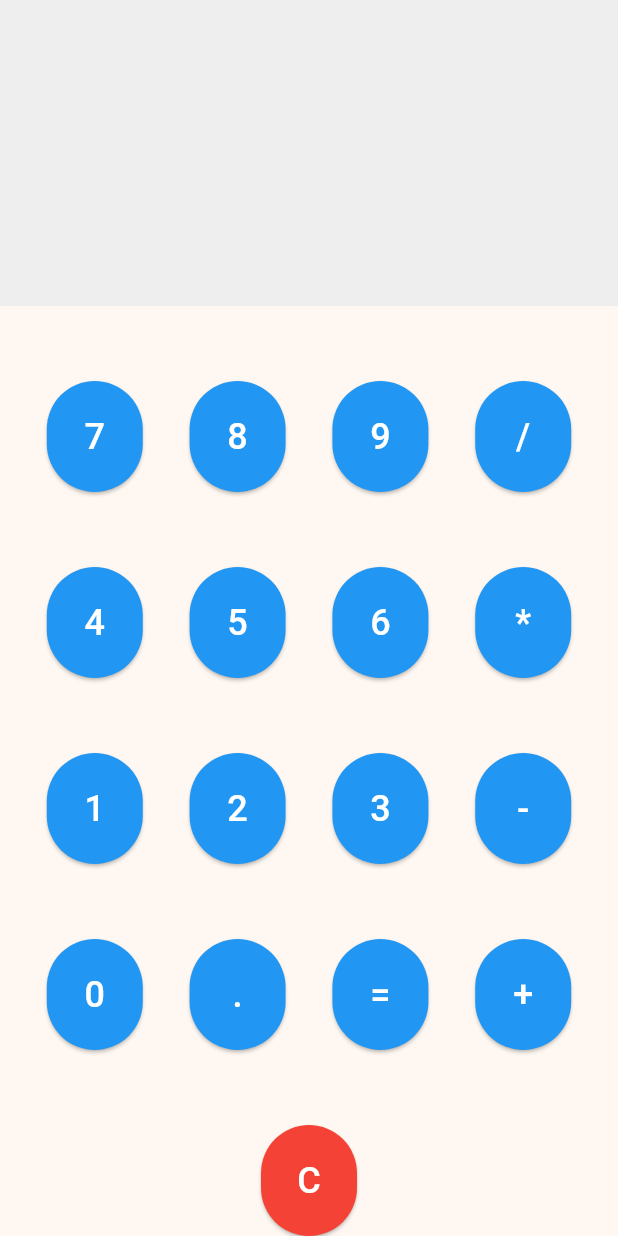
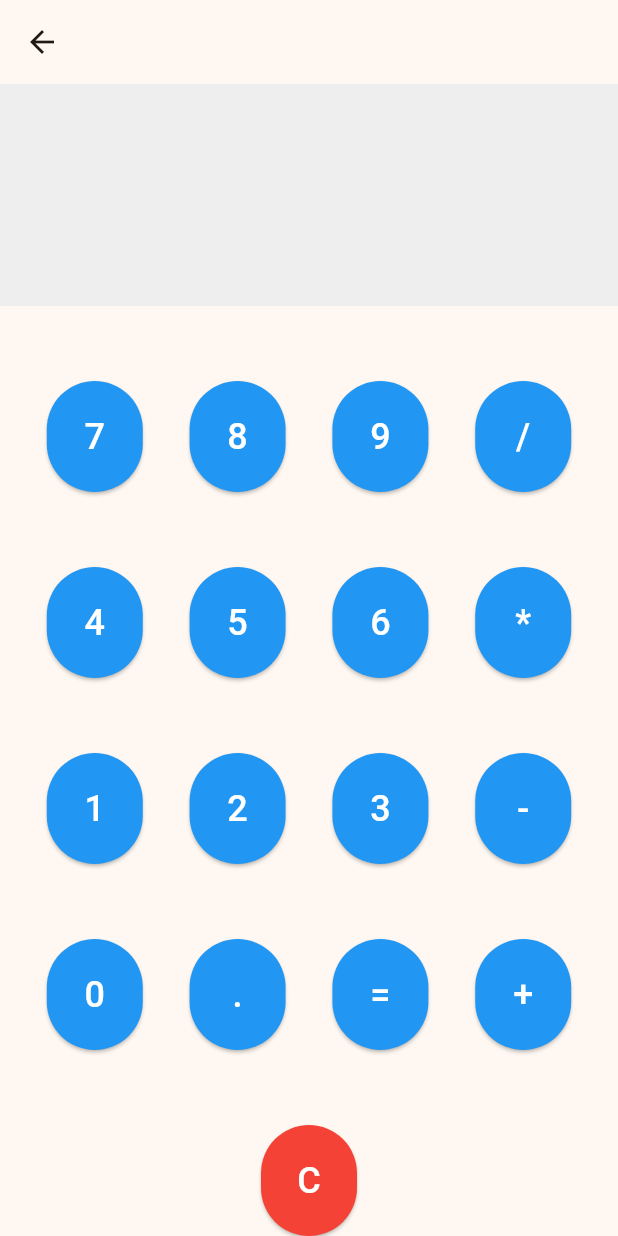
Before and after one commit to boomitti/FlutterProjects, a Flutter app: the screen it shows after launch, after a tap on "Calculator", on a phone screen of 412 x 824 dp. Run offline on Flutter 3.47's test engine with Material 3 defaults, Android fonts, the phone set to English and light mode, and no system bars; our stand-ins replace audioplayers, font_awesome_flutter, math_expressions, rflutter_alert.

Commit message:
Add calculator to project

```diff
--- /dev/null
+++ b/flutter_web_docker/lib/calculator.dart
@@ -0,0 +1,143 @@
+import 'package:flutter/material.dart';
+import 'service.dart';
+
+class Calculator extends StatefulWidget {
+  const Calculator({super.key});
+
+  @override
+  _CalculatorState createState() => _CalculatorState();
+}
+
+class _CalculatorState extends State<Calculator> {
+  String _input = '';
+  double _result = 0.0;
+
+  void _updateInput(String value) {
+    setState(() {
+      _input += value;
+    });
+  }
+
+  void _clearInput() {
+    setState(() {
+      _input = '';
+      _result = 0.0;
+    });
+  }
+
+  void _calculateResult() {
+    try {
+      setState(() {
+        _result = eval(_input);
+        _input = _result.toString();
+      });
+    } catch (e) {
+      setState(() {
+        _input = 'Error';
+      });
+    }
+  }
+
+  @override
+  Widget build(BuildContext context) {
+    return Scaffold(
+      appBar: AppBar(),
+      body: Column(
+        children: [
+          Expanded(
+            child: Container(
+              padding: EdgeInsets.all(16.0),
+              color: Colors.grey[200],
+              child: Align(
+                alignment: Alignment.bottomRight,
+                child: Text(
+                  _input,
+                  style: TextStyle(fontSize: 32.0),
+                ),
+              ),
+            ),
+          ),
+          SizedBox(
+            height: 50.0,
+          ),
+          Row(
+            mainAxisAlignment: MainAxisAlignment.spaceEvenly,
+            children: [
+              _buildButton('7'),
+              _buildButton('8'),
+              _buildButton('9'),
+              _buildButton('/'),
+            ],
+          ),
+          SizedBox(
+            height: 50.0,
+          ),
+          Row(
+            mainAxisAlignment: MainAxisAlignment.spaceEvenly,
+            children: [
+              _buildButton('4'),
+              _buildButton('5'),
+              _buildButton('6'),
+              _buildButton('*'),
+            ],
+          ),
+          SizedBox(
+            height: 50.0,
+          ),
+          Row(
+            mainAxisAlignment: MainAxisAlignment.spaceEvenly,
+            children: [
+              _buildButton('1'),
+              _buildButton('2'),
+              _buildButton('3'),
+              _buildButton('-'),
+            ],
+          ),
+          SizedBox(
+            height: 50.0,
+          ),
+          Row(
+            mainAxisAlignment: MainAxisAlignment.spaceEvenly,
+            children: [
+              _buildButton('0'),
+              _buildButton('.'),
+              _buildButton('='),
+              _buildButton('+'),
+            ],
+          ),
+          SizedBox(
+            height: 50.0,
+          ),
+          Row(
+            mainAxisAlignment: MainAxisAlignment.spaceEvenly,
+            children: [
+              _buildButton('C', color: Colors.red),
+            ],
+          ),
+        ],
+      ),
+    );
+  }
+
+  Widget _buildButton(String text, {Color? color}) {
+    return ElevatedButton(
+      onPressed: () {
+        if (text == '=') {
+          _calculateResult();
+        } else if (text == 'C') {
+          _clearInput();
+        } else {
+          _updateInput(text);
+        }
+      },
+      child: Text(
+        text,
+        style: TextStyle(fontSize: 24.0, color: Colors.white),
+      ),
+      style: ElevatedButton.styleFrom(
+        backgroundColor: color ?? Colors.blue,
+        padding: EdgeInsets.all(20.0),
+      ),
+    );
+  }
+}
--- /dev/null
+++ b/flutter_web_docker/lib/clock.dart
@@ -0,0 +1,47 @@
+import 'dart:async';
+import 'package:flutter/material.dart';
+
+class DigitalClock extends StatefulWidget {
+  @override
+  _DigitalClockState createState() => _DigitalClockState();
+}
+
+class _DigitalClockState extends State<DigitalClock> {
+  String _currentTime = '';
+
+  @override
+  void initState() {
+    super.initState();
+    // Update the time every second
+    Timer.periodic(Duration(seconds: 1), _updateTime);
+  }
+
+  void _updateTime(Timer timer) {
+    setState(() {
+      // Get the current time
+      DateTime now = DateTime.now();
+      // Format the time as HH:mm:ss
+      _currentTime = "${now.hour}:${_twoDigits(now.minute)}:${_twoDigits(now.second)}";
+    });
+  }
+
+  String _twoDigits(int n) {
+    return n.toString().padLeft(2, '0');
+  }
+
+  @override
+  Widget build(BuildContext context) {
+    return Column(
+      mainAxisAlignment: MainAxisAlignment.center,
+      children: [
+        Text(
+          _currentTime,
+          style: TextStyle(
+            fontSize: 36.0,
+            fontWeight: FontWeight.bold,
+          ),
+        ),
+      ],
+    );
+  }
+}
--- a/flutter_web_docker/lib/main.dart
+++ b/flutter_web_docker/lib/main.dart
@@ -1,5 +1,6 @@
 import 'package:flutter/material.dart';
-import 'service.dart';
+import 'package:flutter_web_docker/clock.dart';
+import 'calculator.dart';
 
 void main() {
   runApp(MyApp());
@@ -19,11 +20,15 @@ class MyApp extends StatelessWidget {
 }
 
 class HomePage extends StatelessWidget {
+
   @override
   Widget build(BuildContext context) {
     return Scaffold(
-      body: Column(
+      body: Center(
+        child: Column(
+          mainAxisAlignment: MainAxisAlignment.center,
           children: [
+            DigitalClock(),
             ElevatedButton(
               onPressed: () {
                 Navigator.of(context).push(
@@ -38,143 +43,6 @@ class HomePage extends StatelessWidget {
             ),
           ],
         ),
-    );
-  }
-}
-
-class Calculator extends StatefulWidget {
-  @override
-  _CalculatorState createState() => _CalculatorState();
-}
-
-class _CalculatorState extends State<Calculator> {
-  String _input = '';
-  double _result = 0.0;
-
-  void _updateInput(String value) {
-    setState(() {
-      _input += value;
-    });
-  }
-
-  void _clearInput() {
-    setState(() {
-      _input = '';
-      _result = 0.0;
-    });
-  }
-
-  void _calculateResult() {
-    try {
-      setState(() {
-        _result = eval(_input);
-        _input = _result.toString();
-      });
-    } catch (e) {
-      setState(() {
-        _input = 'Error';
-      });
-    }
-  }
-
-  @override
-  Widget build(BuildContext context) {
-    return Scaffold(
-      body: Column(
-        children: [
-          Expanded(
-            child: Container(
-              padding: EdgeInsets.all(16.0),
-              color: Colors.grey[200],
-              child: Align(
-                alignment: Alignment.bottomRight,
-                child: Text(
-                  _input,
-                  style: TextStyle(fontSize: 32.0),
-                ),
-              ),
-            ),
-          ),
-          SizedBox(
-            height: 50.0,
-          ),
-          Row(
-            mainAxisAlignment: MainAxisAlignment.spaceEvenly,
-            children: [
-              _buildButton('7'),
-              _buildButton('8'),
-              _buildButton('9'),
-              _buildButton('/'),
-            ],
-          ),
-          SizedBox(
-            height: 50.0,
-          ),
-          Row(
-            mainAxisAlignment: MainAxisAlignment.spaceEvenly,
-            children: [
-              _buildButton('4'),
-              _buildButton('5'),
-              _buildButton('6'),
-              _buildButton('*'),
-            ],
-          ),
-          SizedBox(
-            height: 50.0,
-          ),
-          Row(
-            mainAxisAlignment: MainAxisAlignment.spaceEvenly,
-            children: [
-              _buildButton('1'),
-              _buildButton('2'),
-              _buildButton('3'),
-              _buildButton('-'),
-            ],
-          ),
-          SizedBox(
-            height: 50.0,
-          ),
-          Row(
-            mainAxisAlignment: MainAxisAlignment.spaceEvenly,
-            children: [
-              _buildButton('0'),
-              _buildButton('.'),
-              _buildButton('='),
-              _buildButton('+'),
-            ],
-          ),
-          SizedBox(
-            height: 50.0,
-          ),
-          Row(
-            mainAxisAlignment: MainAxisAlignment.spaceEvenly,
-            children: [
-              _buildButton('C', color: Colors.red),
-            ],
-          ),
-        ],
-      ),
-    );
-  }
-
-  Widget _buildButton(String text, {Color? color}) {
-    return ElevatedButton(
-      onPressed: () {
-        if (text == '=') {
-          _calculateResult();
-        } else if (text == 'C') {
-          _clearInput();
-        } else {
-          _updateInput(text);
-        }
-      },
-      child: Text(
-        text,
-        style: TextStyle(fontSize: 24.0, color: Colors.white),
-      ),
-      style: ElevatedButton.styleFrom(
-        backgroundColor: color ?? Colors.blue,
-        padding: EdgeInsets.all(20.0),
       ),
     );
   }
```
Lines whose indentation alone changed are shown as unchanged.
